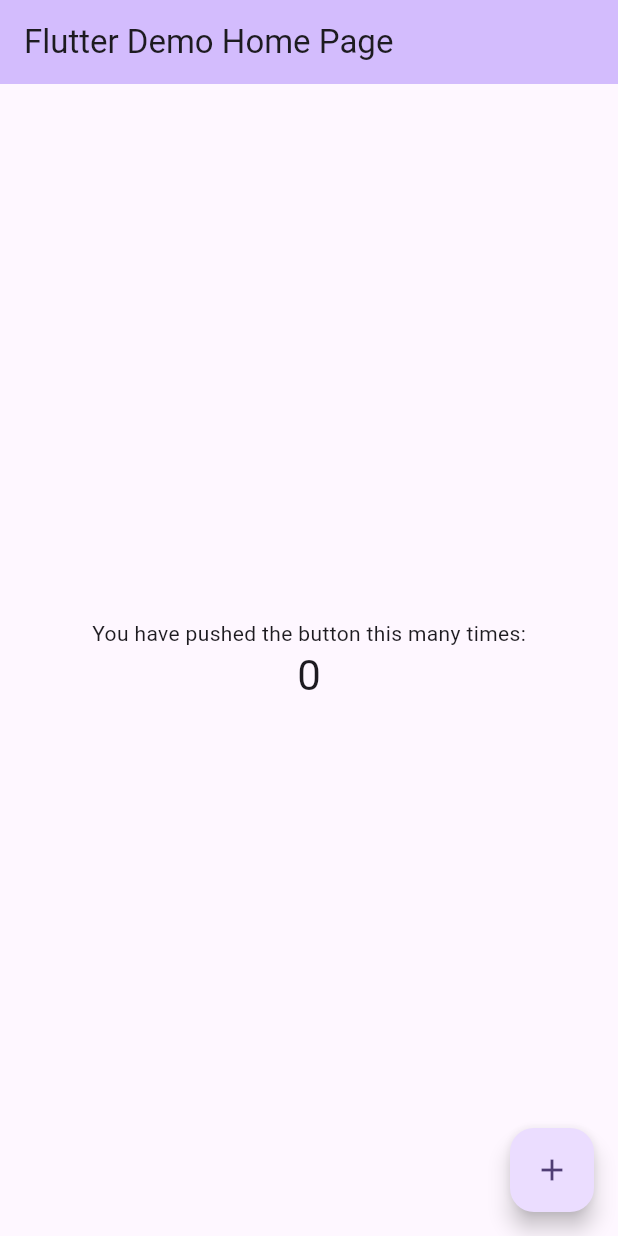
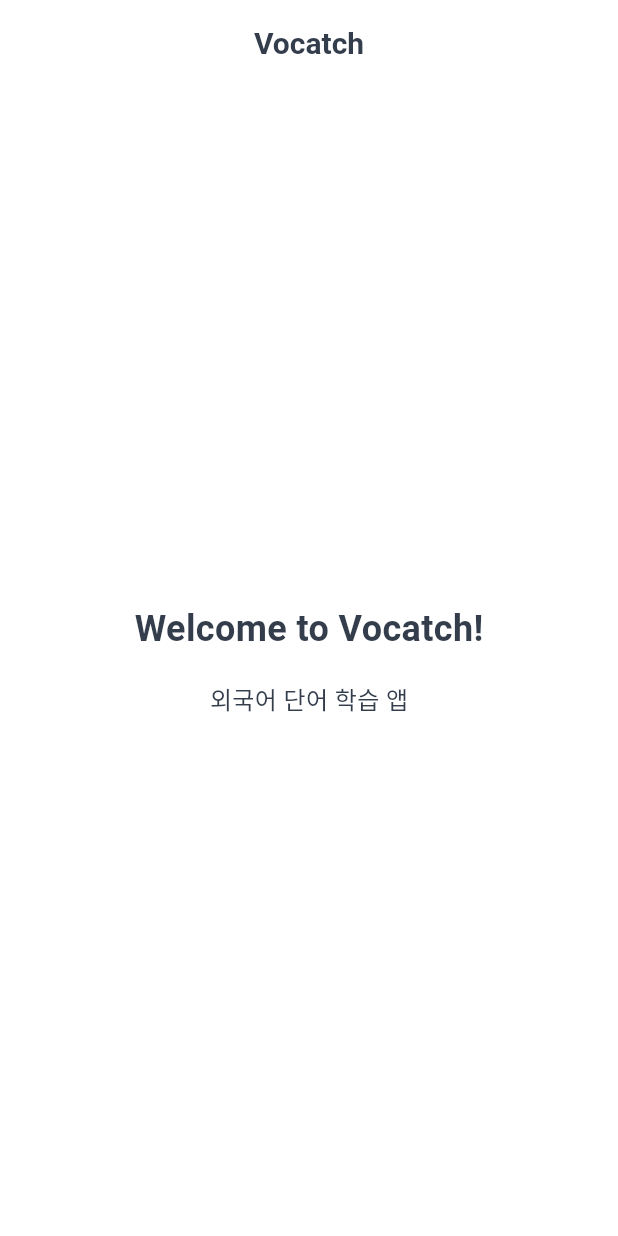
Before and after one commit to adriejeon/vocatch, a Flutter app: the screen it shows after launch, on a phone screen of 412 x 824 dp. Run offline on Flutter 3.47's test engine with Material 3 defaults, Android fonts, the phone set to English and light mode, and no system bars; Roboto replaces fonts that are missing (Pretendard).

Commit message:
🎨 Add design system
- 색상 팔레트 정의 (AppColors)
- 텍스트 스타일 정의 (AppTextStyles)
- 간격 상수 정의 (AppSpacing)
- Flutter 테마 설정 (AppTheme)
- main.dart 업데이트 (새로운 테마 적용)
- 배경: grey00, 텍스트: grey90 적용

```diff
--- /dev/null
+++ b/lib/core/constants/app_colors.dart
@@ -0,0 +1,44 @@
+import 'package:flutter/material.dart';
+
+/// 앱에서 사용하는 색상 상수들을 정의합니다.
+class AppColors {
+  // Private constructor to prevent instantiation
+  AppColors._();
+
+  // Primary Color
+  static const Color primary = Color(0xFF3182F7);
+
+  // Grey Scale
+  static const Color grey100 = Color(0xFF191F28);
+  static const Color grey90 = Color(0xFF333D4B);
+  static const Color grey80 = Color(0xFF4E5968);
+  static const Color grey70 = Color(0xFF6B7684);
+  static const Color grey60 = Color(0xFF8B95A1);
+  static const Color grey50 = Color(0xFFB0B8C1);
+  static const Color grey40 = Color(0xFFD1D6DB);
+  static const Color grey30 = Color(0xFFE5E8EB);
+  static const Color grey20 = Color(0xFFF2F4F6);
+  static const Color grey10 = Color(0xFFF9FAFB);
+  static const Color grey00 = Color(0xFFFFFFFF);
+
+  // Semantic Colors
+  static const Color background = grey00;
+  static const Color textPrimary = grey90;
+  static const Color textSecondary = grey70;
+  static const Color textTertiary = grey60;
+
+  // Surface Colors
+  static const Color surface = grey00;
+  static const Color surfaceVariant = grey10;
+  static const Color surfaceContainer = grey20;
+
+  // Border Colors
+  static const Color border = grey30;
+  static const Color borderFocus = primary;
+
+  // Status Colors
+  static const Color success = Color(0xFF00C851);
+  static const Color warning = Color(0xFFFF8800);
+  static const Color error = Color(0xFFFF4444);
+  static const Color info = primary;
+}
--- /dev/null
+++ b/lib/core/constants/app_spacing.dart
@@ -0,0 +1,44 @@
+/// 앱에서 사용하는 간격 상수들을 정의합니다.
+class AppSpacing {
+  // Private constructor to prevent instantiation
+  AppSpacing._();
+
+  // Base spacing unit (4px)
+  static const double base = 4.0;
+
+  // Spacing scale
+  static const double xs = base; // 4px
+  static const double sm = base * 2; // 8px
+  static const double md = base * 3; // 12px
+  static const double lg = base * 4; // 16px
+  static const double xl = base * 5; // 20px
+  static const double xxl = base * 6; // 24px
+  static const double xxxl = base * 8; // 32px
+  static const double huge = base * 10; // 40px
+  static const double massive = base * 12; // 48px
+
+  // Specific spacing for common use cases
+  static const double paddingSmall = sm; // 8px
+  static const double paddingMedium = lg; // 16px
+  static const double paddingLarge = xxl; // 24px
+  static const double paddingXLarge = xxxl; // 32px
+
+  // Margin spacing
+  static const double marginSmall = sm; // 8px
+  static const double marginMedium = lg; // 16px
+  static const double marginLarge = xxl; // 24px
+  static const double marginXLarge = xxxl; // 32px
+
+  // Gap spacing for flex layouts
+  static const double gapSmall = sm; // 8px
+  static const double gapMedium = lg; // 16px
+  static const double gapLarge = xxl; // 24px
+  static const double gapXLarge = xxxl; // 32px
+
+  // Border radius
+  static const double radiusSmall = 4.0;
+  static const double radiusMedium = 8.0;
+  static const double radiusLarge = 12.0;
+  static const double radiusXLarge = 16.0;
+  static const double radiusRound = 50.0;
+}
--- /dev/null
+++ b/lib/core/constants/app_text_styles.dart
@@ -0,0 +1,153 @@
+import 'package:flutter/material.dart';
+import 'app_colors.dart';
+
+/// 앱에서 사용하는 텍스트 스타일들을 정의합니다.
+class AppTextStyles {
+  // Private constructor to prevent instantiation
+  AppTextStyles._();
+
+  // Font Family
+  static const String _fontFamily = 'Pretendard';
+
+  // Headline Styles
+  static const TextStyle headline1 = TextStyle(
+    fontFamily: _fontFamily,
+    fontSize: 32,
+    fontWeight: FontWeight.bold,
+    color: AppColors.textPrimary,
+    height: 1.2,
+  );
+
+  static const TextStyle headline2 = TextStyle(
+    fontFamily: _fontFamily,
+    fontSize: 28,
+    fontWeight: FontWeight.bold,
+    color: AppColors.textPrimary,
+    height: 1.2,
+  );
+
+  static const TextStyle headline3 = TextStyle(
+    fontFamily: _fontFamily,
+    fontSize: 24,
+    fontWeight: FontWeight.bold,
+    color: AppColors.textPrimary,
+    height: 1.3,
+  );
+
+  static const TextStyle headline4 = TextStyle(
+    fontFamily: _fontFamily,
+    fontSize: 20,
+    fontWeight: FontWeight.bold,
+    color: AppColors.textPrimary,
+    height: 1.3,
+  );
+
+  // Body Styles
+  static const TextStyle bodyLarge = TextStyle(
+    fontFamily: _fontFamily,
+    fontSize: 18,
+    fontWeight: FontWeight.normal,
+    color: AppColors.textPrimary,
+    height: 1.5,
+  );
+
+  static const TextStyle bodyMedium = TextStyle(
+    fontFamily: _fontFamily,
+    fontSize: 16,
+    fontWeight: FontWeight.normal,
+    color: AppColors.textPrimary,
+    height: 1.5,
+  );
+
+  static const TextStyle bodySmall = TextStyle(
+    fontFamily: _fontFamily,
+    fontSize: 14,
+    fontWeight: FontWeight.normal,
+    color: AppColors.textPrimary,
+    height: 1.4,
+  );
+
+  // Label Styles
+  static const TextStyle labelLarge = TextStyle(
+    fontFamily: _fontFamily,
+    fontSize: 16,
+    fontWeight: FontWeight.w600,
+    color: AppColors.textPrimary,
+    height: 1.4,
+  );
+
+  static const TextStyle labelMedium = TextStyle(
+    fontFamily: _fontFamily,
+    fontSize: 14,
+    fontWeight: FontWeight.w600,
+    color: AppColors.textPrimary,
+    height: 1.4,
+  );
+
+  static const TextStyle labelSmall = TextStyle(
+    fontFamily: _fontFamily,
+    fontSize: 12,
+    fontWeight: FontWeight.w600,
+    color: AppColors.textPrimary,
+    height: 1.3,
+  );
+
+  // Caption Styles
+  static const TextStyle caption = TextStyle(
+    fontFamily: _fontFamily,
+    fontSize: 12,
+    fontWeight: FontWeight.normal,
+    color: AppColors.textSecondary,
+    height: 1.3,
+  );
+
+  // Button Styles
+  static const TextStyle buttonLarge = TextStyle(
+    fontFamily: _fontFamily,
+    fontSize: 16,
+    fontWeight: FontWeight.w600,
+    color: AppColors.grey00,
+    height: 1.2,
+  );
+
+  static const TextStyle buttonMedium = TextStyle(
+    fontFamily: _fontFamily,
+    fontSize: 14,
+    fontWeight: FontWeight.w600,
+    color: AppColors.grey00,
+    height: 1.2,
+  );
+
+  static const TextStyle buttonSmall = TextStyle(
+    fontFamily: _fontFamily,
+    fontSize: 12,
+    fontWeight: FontWeight.w600,
+    color: AppColors.grey00,
+    height: 1.2,
+  );
+
+  // Secondary Text Styles
+  static const TextStyle secondaryLarge = TextStyle(
+    fontFamily: _fontFamily,
+    fontSize: 18,
+    fontWeight: FontWeight.normal,
+    color: AppColors.textSecondary,
+    height: 1.5,
+  );
+
+  static const TextStyle secondaryMedium = TextStyle(
+    fontFamily: _fontFamily,
+    fontSize: 16,
+    fontWeight: FontWeight.normal,
+    color: AppColors.textSecondary,
+    height: 1.5,
+  );
+
+  static const TextStyle secondarySmall = TextStyle(
+    fontFamily: _fontFamily,
+    fontSize: 14,
+    fontWeight: FontWeight.normal,
+    color: AppColors.textSecondary,
+    height: 1.4,
+  );
+}
--- /dev/null
+++ b/lib/core/theme/app_theme.dart
@@ -0,0 +1,191 @@
+import 'package:flutter/material.dart';
+import 'package:flutter/services.dart';
+import '../constants/app_colors.dart';
+import '../constants/app_text_styles.dart';
+import '../constants/app_spacing.dart';
+
+/// 앱의 테마를 정의합니다.
+class AppTheme {
+  // Private constructor to prevent instantiation
+  AppTheme._();
+
+  /// 라이트 테마
+  static ThemeData get lightTheme {
+    return ThemeData(
+      useMaterial3: true,
+      brightness: Brightness.light,
+
+      // Color Scheme
+      colorScheme: const ColorScheme.light(
+        primary: AppColors.primary,
+        onPrimary: AppColors.grey00,
+        secondary: AppColors.grey70,
+        onSecondary: AppColors.grey00,
+        surface: AppColors.surface,
+        onSurface: AppColors.textPrimary,
+        background: AppColors.background,
+        onBackground: AppColors.textPrimary,
+        error: AppColors.error,
+        onError: AppColors.grey00,
+        outline: AppColors.border,
+        shadow: AppColors.grey100,
+      ),
+
+      // Scaffold Background
+      scaffoldBackgroundColor: AppColors.background,
+
+      // App Bar Theme
+      appBarTheme: const AppBarTheme(
+        backgroundColor: AppColors.background,
+        foregroundColor: AppColors.textPrimary,
+        elevation: 0,
+        centerTitle: true,
+        titleTextStyle: AppTextStyles.headline4,
+        systemOverlayStyle: SystemUiOverlayStyle(
+          statusBarColor: Colors.transparent,
+          statusBarIconBrightness: Brightness.dark,
+          statusBarBrightness: Brightness.light,
+        ),
+      ),
+
+      // Card Theme
+      cardTheme: CardTheme(
+        color: AppColors.surface,
+        elevation: 0,
+        shape: RoundedRectangleBorder(
+          borderRadius: BorderRadius.circular(AppSpacing.radiusMedium),
+          side: const BorderSide(color: AppColors.border),
+        ),
+        margin: const EdgeInsets.all(AppSpacing.paddingMedium),
+      ),
+
+      // Elevated Button Theme
+      elevatedButtonTheme: ElevatedButtonThemeData(
+        style: ElevatedButton.styleFrom(
+          backgroundColor: AppColors.primary,
+          foregroundColor: AppColors.grey00,
+          elevation: 0,
+          padding: const EdgeInsets.symmetric(
+            horizontal: AppSpacing.paddingLarge,
+            vertical: AppSpacing.paddingMedium,
+          ),
+          shape: RoundedRectangleBorder(
+            borderRadius: BorderRadius.circular(AppSpacing.radiusMedium),
+          ),
+          textStyle: AppTextStyles.buttonMedium,
+        ),
+      ),
+
+      // Outlined Button Theme
+      outlinedButtonTheme: OutlinedButtonThemeData(
+        style: OutlinedButton.styleFrom(
+          foregroundColor: AppColors.primary,
+          side: const BorderSide(color: AppColors.primary),
+          padding: const EdgeInsets.symmetric(
+            horizontal: AppSpacing.paddingLarge,
+            vertical: AppSpacing.paddingMedium,
+          ),
+          shape: RoundedRectangleBorder(
+            borderRadius: BorderRadius.circular(AppSpacing.radiusMedium),
+          ),
+          textStyle: AppTextStyles.buttonMedium,
+        ),
+      ),
+
+      // Text Button Theme
+      textButtonTheme: TextButtonThemeData(
+        style: TextButton.styleFrom(
+          foregroundColor: AppColors.primary,
+          padding: const EdgeInsets.symmetric(
+            horizontal: AppSpacing.paddingMedium,
+            vertical: AppSpacing.paddingSmall,
+          ),
+          textStyle: AppTextStyles.buttonMedium,
+        ),
+      ),
+
+      // Input Decoration Theme
+      inputDecorationTheme: InputDecorationTheme(
+        filled: true,
+        fillColor: AppColors.surfaceVariant,
+        border: OutlineInputBorder(
+          borderRadius: BorderRadius.circular(AppSpacing.radiusMedium),
+          borderSide: const BorderSide(color: AppColors.border),
+        ),
+        enabledBorder: OutlineInputBorder(
+          borderRadius: BorderRadius.circular(AppSpacing.radiusMedium),
+          borderSide: const BorderSide(color: AppColors.border),
+        ),
+        focusedBorder: OutlineInputBorder(
+          borderRadius: BorderRadius.circular(AppSpacing.radiusMedium),
+          borderSide: const BorderSide(color: AppColors.borderFocus, width: 2),
+        ),
+        errorBorder: OutlineInputBorder(
+          borderRadius: BorderRadius.circular(AppSpacing.radiusMedium),
+          borderSide: const BorderSide(color: AppColors.error),
+        ),
+        focusedErrorBorder: OutlineInputBorder(
+          borderRadius: BorderRadius.circular(AppSpacing.radiusMedium),
+          borderSide: const BorderSide(color: AppColors.error, width: 2),
+        ),
+        contentPadding: const EdgeInsets.symmetric(
+          horizontal: AppSpacing.paddingMedium,
+          vertical: AppSpacing.paddingMedium,
+        ),
+        hintStyle: AppTextStyles.bodyMedium.copyWith(
+          color: AppColors.textTertiary,
+        ),
+        labelStyle: AppTextStyles.labelMedium.copyWith(
+          color: AppColors.textSecondary,
+        ),
+      ),
+
+      // Bottom Navigation Bar Theme
+      bottomNavigationBarTheme: const BottomNavigationBarThemeData(
+        backgroundColor: AppColors.surface,
+        selectedItemColor: AppColors.primary,
+        unselectedItemColor: AppColors.textTertiary,
+        type: BottomNavigationBarType.fixed,
+        elevation: 8,
+      ),
+
+      // Divider Theme
+      dividerTheme: const DividerThemeData(
+        color: AppColors.border,
+        thickness: 1,
+        space: 1,
+      ),
+
+      // Icon Theme
+      iconTheme: const IconThemeData(
+        color: AppColors.textPrimary,
+        size: 24,
+      ),
+
+      // Primary Icon Theme
+      primaryIconTheme: const IconThemeData(
+        color: AppColors.grey00,
+        size: 24,
+      ),
+
+      // Text Theme
+      textTheme: const TextTheme(
+        displayLarge: AppTextStyles.headline1,
+        displayMedium: AppTextStyles.headline2,
+        displaySmall: AppTextStyles.headline3,
+        headlineLarge: AppTextStyles.headline4,
+        headlineMedium: AppTextStyles.bodyLarge,
+        headlineSmall: AppTextStyles.bodyMedium,
+        titleLarge: AppTextStyles.labelLarge,
+        titleMedium: AppTextStyles.labelMedium,
+        titleSmall: AppTextStyles.labelSmall,
+        bodyLarge: AppTextStyles.bodyLarge,
+        bodyMedium: AppTextStyles.bodyMedium,
+        bodySmall: AppTextStyles.bodySmall,
+        labelLarge: AppTextStyles.labelLarge,
+        labelMedium: AppTextStyles.labelMedium,
+        labelSmall: AppTextStyles.labelSmall,
+      ),
+    );
+  }
+}
--- a/lib/main.dart
+++ b/lib/main.dart
@@ -1,122 +1,49 @@
 import 'package:flutter/material.dart';
+import 'core/theme/app_theme.dart';
 
 void main() {
-  runApp(const MyApp());
+  runApp(const VocatchApp());
 }
 
-class MyApp extends StatelessWidget {
-  const MyApp({super.key});
+class VocatchApp extends StatelessWidget {
+  const VocatchApp({super.key});
 
-  // This widget is the root of your application.
   @override
   Widget build(BuildContext context) {
     return MaterialApp(
-      title: 'Flutter Demo',
-      theme: ThemeData(
-        // This is the theme of your application.
-        //
-        // TRY THIS: Try running your application with "flutter run". You'll see
-        // the application has a purple toolbar. Then, without quitting the app,
-        // try changing the seedColor in the colorScheme below to Colors.green
-        // and then invoke "hot reload" (save your changes or press the "hot
-        // reload" button in a Flutter-supported IDE, or press "r" if you used
-        // the command line to start the app).
-        //
-        // Notice that the counter didn't reset back to zero; the application
-        // state is not lost during the reload. To reset the state, use hot
-        // restart instead.
-        //
-        // This works for code too, not just values: Most code changes can be
-        // tested with just a hot reload.
-        colorScheme: ColorScheme.fromSeed(seedColor: Colors.deepPurple),
-      ),
-      home: const MyHomePage(title: 'Flutter Demo Home Page'),
+      title: 'Vocatch',
+      theme: AppTheme.lightTheme,
+      home: const HomePage(),
+      debugShowCheckedModeBanner: false,
     );
   }
 }
 
-class MyHomePage extends StatefulWidget {
-  const MyHomePage({super.key, required this.title});
-
-  // This widget is the home page of your application. It is stateful, meaning
-  // that it has a State object (defined below) that contains fields that affect
-  // how it looks.
-
-  // This class is the configuration for the state. It holds the values (in this
-  // case the title) provided by the parent (in this case the App widget) and
-  // used by the build method of the State. Fields in a Widget subclass are
-  // always marked "final".
-
-  final String title;
-
-  @override
-  State<MyHomePage> createState() => _MyHomePageState();
-}
-
-class _MyHomePageState extends State<MyHomePage> {
-  int _counter = 0;
-
-  void _incrementCounter() {
-    setState(() {
-      // This call to setState tells the Flutter framework that something has
-      // changed in this State, which causes it to rerun the build method below
-      // so that the display can reflect the updated values. If we changed
-      // _counter without calling setState(), then the build method would not be
-      // called again, and so nothing would appear to happen.
-      _counter++;
-    });
-  }
+class HomePage extends StatelessWidget {
+  const HomePage({super.key});
 
   @override
   Widget build(BuildContext context) {
-    // This method is rerun every time setState is called, for instance as done
-    // by the _incrementCounter method above.
-    //
-    // The Flutter framework has been optimized to make rerunning build methods
-    // fast, so that you can just rebuild anything that needs updating rather
-    // than having to individually change instances of widgets.
     return Scaffold(
       appBar: AppBar(
-        // TRY THIS: Try changing the color here to a specific color (to
-        // Colors.amber, perhaps?) and trigger a hot reload to see the AppBar
-        // change color while the other colors stay the same.
-        backgroundColor: Theme.of(context).colorScheme.inversePrimary,
-        // Here we take the value from the MyHomePage object that was created by
-        // the App.build method, and use it to set our appbar title.
-        title: Text(widget.title),
+        title: const Text('Vocatch'),
       ),
-      body: Center(
-        // Center is a layout widget. It takes a single child and positions it
-        // in the middle of the parent.
+      body: const Center(
         child: Column(
-          // Column is also a layout widget. It takes a list of children and
-          // arranges them vertically. By default, it sizes itself to fit its
-          // children horizontally, and tries to be as tall as its parent.
-          //
-          // Column has various properties to control how it sizes itself and
-          // how it positions its children. Here we use mainAxisAlignment to
-          // center the children vertically; the main axis here is the vertical
-          // axis because Columns are vertical (the cross axis would be
-          // horizontal).
-          //
-          // TRY THIS: Invoke "debug painting" (choose the "Toggle Debug Paint"
-          // action in the IDE, or press "p" in the console), to see the
-          // wireframe for each widget.
           mainAxisAlignment: MainAxisAlignment.center,
-          children: <Widget>[
-            const Text('You have pushed the button this many times:'),
+          children: [
             Text(
-              '$_counter',
-              style: Theme.of(context).textTheme.headlineMedium,
+              'Welcome to Vocatch!',
+              style: TextStyle(fontSize: 24, fontWeight: FontWeight.bold),
+            ),
+            SizedBox(height: 16),
+            Text(
+              '외국어 단어 학습 앱',
+              style: TextStyle(fontSize: 16),
             ),
           ],
         ),
       ),
-      floatingActionButton: FloatingActionButton(
-        onPressed: _incrementCounter,
-        tooltip: 'Increment',
-        child: const Icon(Icons.add),
-      ), // This trailing comma makes auto-formatting nicer for build methods.
     );
   }
 }
```
